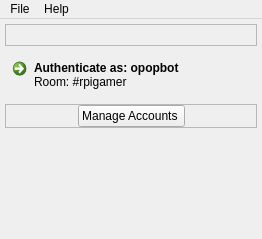
This is assets/ui/MainWindow_v1.ui in ashbyb/Twitch.TV.Stream.Assistant as Qt 5 draws it before an edit. The edited form follows.
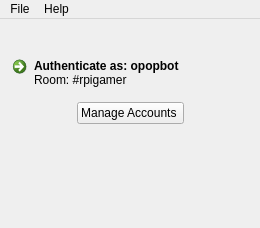
This is the edited form. The open tabs and pages were chosen to show the change. Icons and pictures are not drawn.

What changed in the file:
```diff
--- a/assets/ui/MainWindow_v1.ui
+++ b/assets/ui/MainWindow_v1.ui
@@ -6,8 +6,8 @@
    <rect>
     <x>0</x>
     <y>0</y>
-    <width>262</width>
-    <height>239</height>
+    <width>260</width>
+    <height>228</height>
    </rect>
   </property>
   <property name="windowTitle">
@@ -41,7 +41,7 @@
         <item>
          <widget class="QFrame" name="frame">
           <property name="frameShape">
-           <enum>QFrame::StyledPanel</enum>
+           <enum>QFrame::NoFrame</enum>
           </property>
           <property name="frameShadow">
            <enum>QFrame::Raised</enum>
@@ -118,10 +118,10 @@
         <item>
          <widget class="QFrame" name="frame_2">
           <property name="frameShape">
-           <enum>QFrame::StyledPanel</enum>
+           <enum>QFrame::NoFrame</enum>
           </property>
           <property name="frameShadow">
-           <enum>QFrame::Raised</enum>
+           <enum>QFrame::Plain</enum>
           </property>
           <layout class="QHBoxLayout" name="horizontalLayout_2">
            <property name="spacing">
@@ -327,8 +327,8 @@
     <rect>
      <x>0</x>
      <y>0</y>
-     <width>262</width>
-     <height>21</height>
+     <width>260</width>
+     <height>18</height>
     </rect>
    </property>
    <widget class="QMenu" name="menuFile">
```
Left out of the diff: 48 changed lines with no effect on the pictures.
